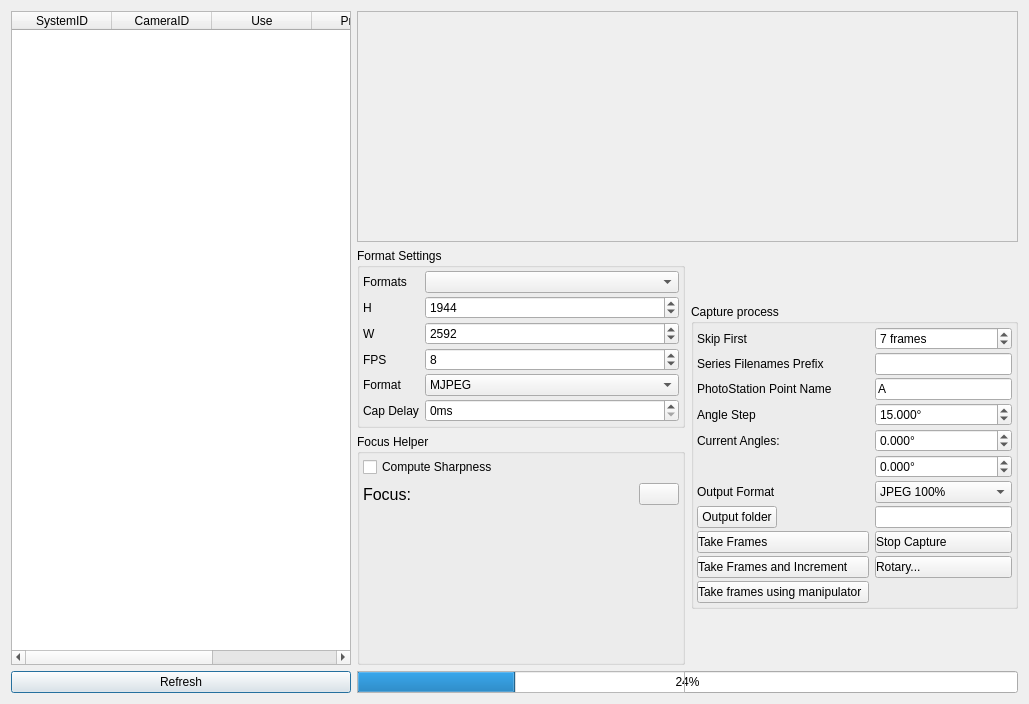
The window that utils/capture/photostationCaptureDialog.ui (NickPenkrat/corecvs) describes before a commit, drawn with Qt 5.
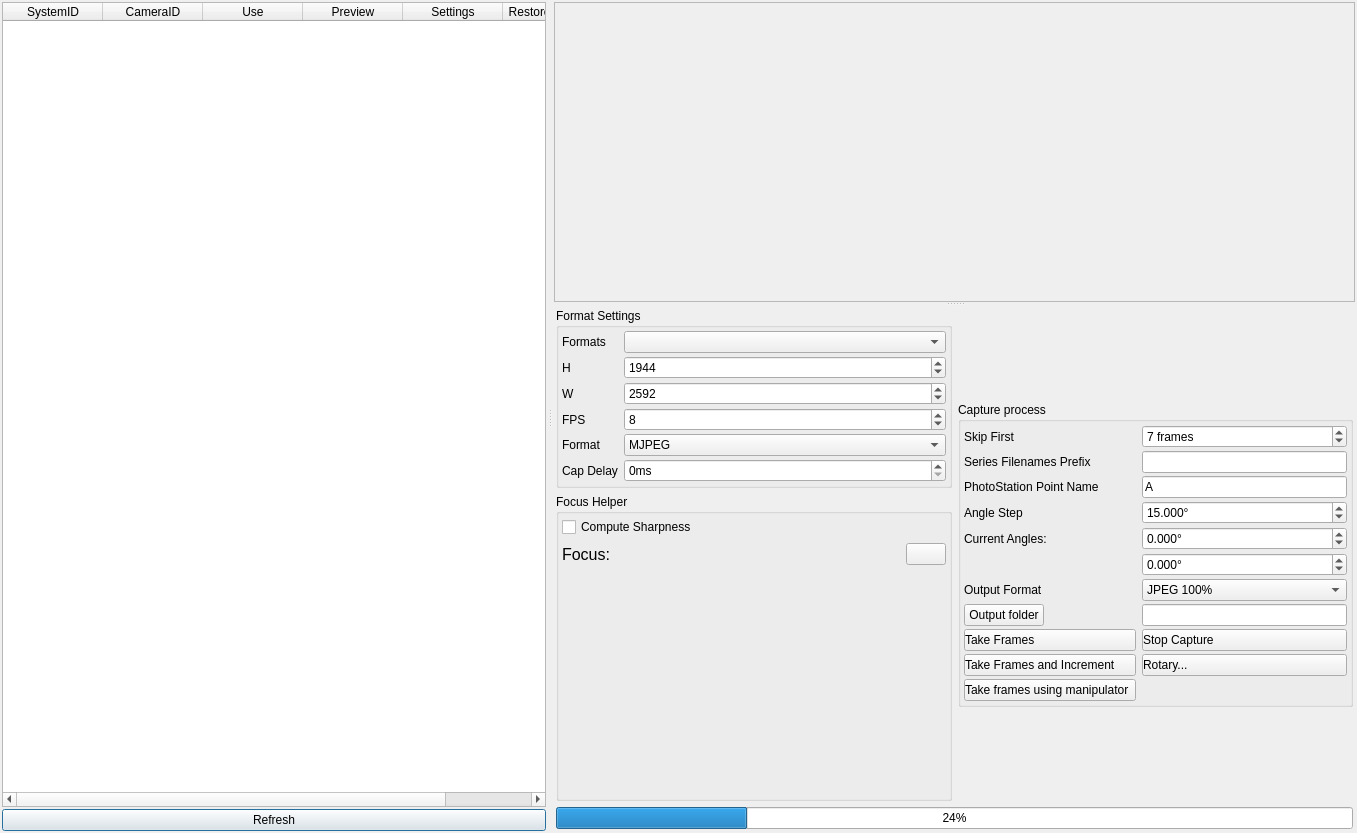
The same window after the commit. Icons and pictures are not drawn. Custom widgets are drawn as their Qt base class.

Diff of the .ui file:
```diff
--- a/utils/capture/photostationCaptureDialog.ui
+++ b/utils/capture/photostationCaptureDialog.ui
@@ -6,8 +6,8 @@
    <rect>
     <x>0</x>
     <y>0</y>
-    <width>1029</width>
-    <height>704</height>
+    <width>1357</width>
+    <height>833</height>
    </rect>
   </property>
   <property name="windowTitle">
@@ -18,7 +18,127 @@
     <normaloff>:/new/prefix1/camera_lens.png</normaloff>:/new/prefix1/camera_lens.png</iconset>
   </property>
   <layout class="QGridLayout" name="gridLayout">
-   <item row="0" column="1" colspan="2">
+   <property name="leftMargin">
+    <number>0</number>
+   </property>
+   <property name="topMargin">
+    <number>0</number>
+   </property>
+   <property name="rightMargin">
+    <number>0</number>
+   </property>
+   <property name="bottomMargin">
+    <number>0</number>
+   </property>
+   <item row="0" column="0">
+    <widget class="QSplitter" name="splitter">
+     <property name="orientation">
+      <enum>Qt::Horizontal</enum>
+     </property>
+     <widget class="QWidget" name="widget" native="true">
+      <layout class="QVBoxLayout" name="verticalLayout">
+       <property name="spacing">
+        <number>2</number>
+       </property>
+       <property name="leftMargin">
+        <number>2</number>
+       </property>
+       <property name="topMargin">
+        <number>2</number>
+       </property>
+       <property name="rightMargin">
+        <number>2</number>
+       </property>
+       <property name="bottomMargin">
+        <number>2</number>
+       </property>
+       <item>
+        <widget class="QTableWidget" name="cameraTableWidget">
+         <property name="sizePolicy">
+          <sizepolicy hsizetype="Minimum" vsizetype="Expanding">
+           <horstretch>0</horstretch>
+           <verstretch>0</verstretch>
+          </sizepolicy>
+         </property>
+         <property name="minimumSize">
+          <size>
+           <width>340</width>
+           <height>0</height>
+          </size>
+         </property>
+         <column>
+          <property name="text">
+           <string>SystemID</string>
+          </property>
+         </column>
+         <column>
+          <property name="text">
+           <string>CameraID</string>
+          </property>
+         </column>
+         <column>
+          <property name="text">
+           <string>Use</string>
+          </property>
+         </column>
+         <column>
+          <property name="text">
+           <string>Preview</string>
+          </property>
+         </column>
+         <column>
+          <property name="text">
+           <string>Settings</string>
+          </property>
+         </column>
+         <column>
+          <property name="text">
+           <string>Restore Settings</string>
+          </property>
+         </column>
+        </widget>
+       </item>
+       <item>
+        <widget class="QPushButton" name="refreshButton">
+         <property name="text">
+          <string>Refresh</string>
+         </property>
+         <property name="icon">
+          <iconset resource="../../../restricted/cvs/resources/resresource.qrc">
+           <normaloff>:/new/prefix1/refresh.png</normaloff>:/new/prefix1/refresh.png</iconset>
+         </property>
+         <property name="iconSize">
+          <size>
+           <width>24</width>
+           <height>24</height>
+          </size>
+         </property>
+        </widget>
+       </item>
+      </layout>
+     </widget>
+     <widget class="QWidget" name="widget_2" native="true">
+      <layout class="QGridLayout" name="gridLayout_5">
+       <property name="leftMargin">
+        <number>2</number>
+       </property>
+       <property name="topMargin">
+        <number>2</number>
+       </property>
+       <property name="rightMargin">
+        <number>2</number>
+       </property>
+       <property name="bottomMargin">
+        <number>2</number>
+       </property>
+       <property name="spacing">
+        <number>2</number>
+       </property>
+       <item row="0" column="0">
+        <widget class="QSplitter" name="splitter_2">
+         <property name="orientation">
+          <enum>Qt::Vertical</enum>
+         </property>
     <widget class="QFrame" name="frame">
      <property name="sizePolicy">
       <sizepolicy hsizetype="Preferred" vsizetype="MinimumExpanding">
@@ -26,6 +146,12 @@
        <verstretch>0</verstretch>
       </sizepolicy>
      </property>
+          <property name="minimumSize">
+           <size>
+            <width>0</width>
+            <height>300</height>
+           </size>
+          </property>
      <property name="frameShape">
       <enum>QFrame::StyledPanel</enum>
      </property>
@@ -50,8 +176,27 @@
       </item>
      </layout>
     </widget>
-   </item>
-   <item row="1" column="1">
+         <widget class="QWidget" name="widget_3" native="true">
+          <property name="minimumSize">
+           <size>
+            <width>0</width>
+            <height>350</height>
+           </size>
+          </property>
+          <layout class="QGridLayout" name="gridLayout_6">
+           <property name="leftMargin">
+            <number>2</number>
+           </property>
+           <property name="topMargin">
+            <number>2</number>
+           </property>
+           <property name="rightMargin">
+            <number>2</number>
+           </property>
+           <property name="bottomMargin">
+            <number>2</number>
+           </property>
+           <item row="0" column="0">
     <widget class="QGroupBox" name="groupBox">
      <property name="sizePolicy">
       <sizepolicy hsizetype="Preferred" vsizetype="Preferred">
@@ -186,157 +331,7 @@
      </layout>
     </widget>
    </item>
-   <item row="3" column="0">
-    <widget class="QPushButton" name="refreshButton">
-     <property name="text">
-      <string>Refresh</string>
-     </property>
-     <property name="icon">
-      <iconset resource="../../resources/main.qrc">
-       <normaloff>:/new/prefix1/refresh.png</normaloff>:/new/prefix1/refresh.png</iconset>
-     </property>
-     <property name="iconSize">
-      <size>
-       <width>24</width>
-       <height>24</height>
-      </size>
-     </property>
-    </widget>
-   </item>
-   <item row="3" column="1" colspan="2">
-    <widget class="QProgressBar" name="progressBar">
-     <property name="value">
-      <number>24</number>
-     </property>
-    </widget>
-   </item>
-   <item row="2" column="1">
-    <widget class="QGroupBox" name="groupBox_3">
-     <property name="title">
-      <string>Focus Helper</string>
-     </property>
-     <property name="flat">
-      <bool>false</bool>
-     </property>
-     <layout class="QGridLayout" name="gridLayout_4">
-      <property name="leftMargin">
-       <number>3</number>
-      </property>
-      <property name="topMargin">
-       <number>3</number>
-      </property>
-      <property name="rightMargin">
-       <number>3</number>
-      </property>
-      <property name="bottomMargin">
-       <number>3</number>
-      </property>
-      <item row="1" column="1">
-       <widget class="QPushButton" name="focusButton">
-        <property name="sizePolicy">
-         <sizepolicy hsizetype="Fixed" vsizetype="Fixed">
-          <horstretch>0</horstretch>
-          <verstretch>0</verstretch>
-         </sizepolicy>
-        </property>
-        <property name="toolTip">
-         <string>Show running graph</string>
-        </property>
-        <property name="text">
-         <string/>
-        </property>
-        <property name="icon">
-         <iconset resource="../../resources/main.qrc">
-          <normaloff>:/new/prefix1/sharpen.png</normaloff>:/new/prefix1/sharpen.png</iconset>
-        </property>
-        <property name="iconSize">
-         <size>
-          <width>24</width>
-          <height>24</height>
-         </size>
-        </property>
-       </widget>
-      </item>
-      <item row="0" column="0">
-       <widget class="QCheckBox" name="focusComputeOnCheckBox">
-        <property name="text">
-         <string>Compute Sharpness</string>
-        </property>
-       </widget>
-      </item>
-      <item row="1" column="0">
-       <widget class="QLabel" name="focusedLabel">
-        <property name="font">
-         <font>
-          <pointsize>12</pointsize>
-         </font>
-        </property>
-        <property name="text">
-         <string>Focus:</string>
-        </property>
-       </widget>
-      </item>
-      <item row="2" column="0">
-       <spacer name="verticalSpacer">
-        <property name="orientation">
-         <enum>Qt::Vertical</enum>
-        </property>
-        <property name="sizeType">
-         <enum>QSizePolicy::Expanding</enum>
-        </property>
-        <property name="sizeHint" stdset="0">
-         <size>
-          <width>20</width>
-          <height>5</height>
-         </size>
-        </property>
-       </spacer>
-      </item>
-     </layout>
-    </widget>
-   </item>
-   <item row="0" column="0" rowspan="3">
-    <widget class="QTableWidget" name="cameraTableWidget">
-     <property name="sizePolicy">
-      <sizepolicy hsizetype="Minimum" vsizetype="Expanding">
-       <horstretch>0</horstretch>
-       <verstretch>0</verstretch>
-      </sizepolicy>
-     </property>
-     <property name="minimumSize">
-      <size>
-       <width>340</width>
-       <height>0</height>
-      </size>
-     </property>
-     <column>
-      <property name="text">
-       <string>SystemID</string>
-      </property>
-     </column>
-     <column>
-      <property name="text">
-       <string>CameraID</string>
-      </property>
-     </column>
-     <column>
-      <property name="text">
-       <string>Use</string>
-      </property>
-     </column>
-     <column>
-      <property name="text">
-       <string>Preview</string>
-      </property>
-     </column>
-     <column>
-      <property name="text">
-       <string>Settings</string>
-      </property>
-     </column>
-    </widget>
-   </item>
-   <item row="1" column="2" rowspan="2">
+           <item row="0" column="1" rowspan="2">
     <widget class="QGroupBox" name="groupBox_2">
      <property name="sizePolicy">
       <sizepolicy hsizetype="Preferred" vsizetype="Maximum">
@@ -689,42 +684,110 @@
      </layout>
     </widget>
    </item>
-   <item row="3" column="1">
-    <widget class="QFrame" name="frame_3">
-     <property name="frameShape">
-      <enum>QFrame::StyledPanel</enum>
-     </property>
-     <property name="frameShadow">
-      <enum>QFrame::Raised</enum>
-     </property>
-     <layout class="QHBoxLayout" name="horizontalLayout_2">
-      <property name="spacing">
-       <number>2</number>
-      </property>
+           <item row="1" column="0">
+            <widget class="QGroupBox" name="groupBox_3">
+             <property name="title">
+              <string>Focus Helper</string>
+             </property>
+             <property name="flat">
+              <bool>false</bool>
+             </property>
+             <layout class="QGridLayout" name="gridLayout_4">
       <property name="leftMargin">
-       <number>2</number>
+               <number>3</number>
       </property>
       <property name="topMargin">
-       <number>2</number>
+               <number>3</number>
       </property>
       <property name="rightMargin">
-       <number>2</number>
+               <number>3</number>
       </property>
       <property name="bottomMargin">
-       <number>2</number>
-      </property>
+               <number>3</number>
+              </property>
+              <item row="1" column="1">
+               <widget class="QPushButton" name="focusButton">
+                <property name="sizePolicy">
+                 <sizepolicy hsizetype="Fixed" vsizetype="Fixed">
+                  <horstretch>0</horstretch>
+                  <verstretch>0</verstretch>
+                 </sizepolicy>
+                </property>
+                <property name="toolTip">
+                 <string>Show running graph</string>
+                </property>
+                <property name="text">
+                 <string/>
+                </property>
+                <property name="icon">
+                 <iconset resource="../../resources/main.qrc">
+                  <normaloff>:/new/prefix1/sharpen.png</normaloff>:/new/prefix1/sharpen.png</iconset>
+                </property>
+                <property name="iconSize">
+                 <size>
+                  <width>24</width>
+                  <height>24</height>
+                 </size>
+                </property>
+               </widget>
+              </item>
+              <item row="0" column="0">
+               <widget class="QCheckBox" name="focusComputeOnCheckBox">
+                <property name="text">
+                 <string>Compute Sharpness</string>
+                </property>
+               </widget>
+              </item>
+              <item row="1" column="0">
+               <widget class="QLabel" name="focusedLabel">
+                <property name="font">
+                 <font>
+                  <pointsize>12</pointsize>
+                 </font>
+                </property>
+                <property name="text">
+                 <string>Focus:</string>
+                </property>
+               </widget>
+              </item>
+              <item row="2" column="0">
+               <spacer name="verticalSpacer">
+                <property name="orientation">
+                 <enum>Qt::Vertical</enum>
+                </property>
+                <property name="sizeType">
+                 <enum>QSizePolicy::Expanding</enum>
+                </property>
+                <property name="sizeHint" stdset="0">
+                 <size>
+                  <width>20</width>
+                  <height>5</height>
+                 </size>
+                </property>
+               </spacer>
+              </item>
      </layout>
     </widget>
    </item>
-  </layout>
-  <zorder>frame_3</zorder>
+           <item row="2" column="0" colspan="2">
+            <widget class="QProgressBar" name="progressBar">
+             <property name="value">
+              <number>24</number>
+             </property>
+            </widget>
+           </item>
+          </layout>
+         </widget>
+        </widget>
+       </item>
+      </layout>
+      <zorder>previewWidget</zorder>
   <zorder>frame</zorder>
-  <zorder>progressBar</zorder>
-  <zorder>refreshButton</zorder>
-  <zorder>groupBox</zorder>
-  <zorder>cameraTableWidget</zorder>
-  <zorder>groupBox_2</zorder>
-  <zorder>groupBox_3</zorder>
+      <zorder>widget_3</zorder>
+     </widget>
+    </widget>
+   </item>
+  </layout>
  </widget>
  <customwidgets>
   <customwidget>
```
Left out of the diff: 11 changed lines with no effect on the pictures. Lines whose indentation alone changed are shown as unchanged.
